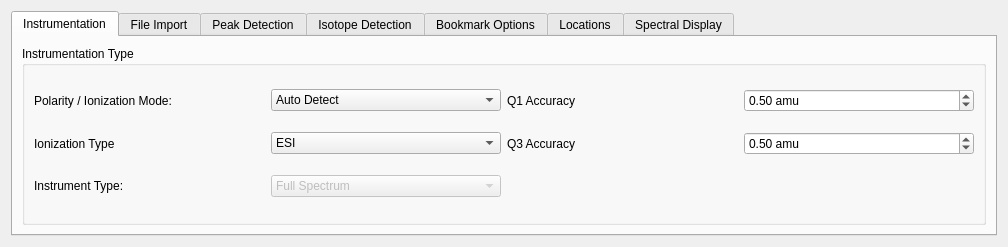
Qt form src/maven/forms/settingsform.ui (eugenemel/maven) before a commit.
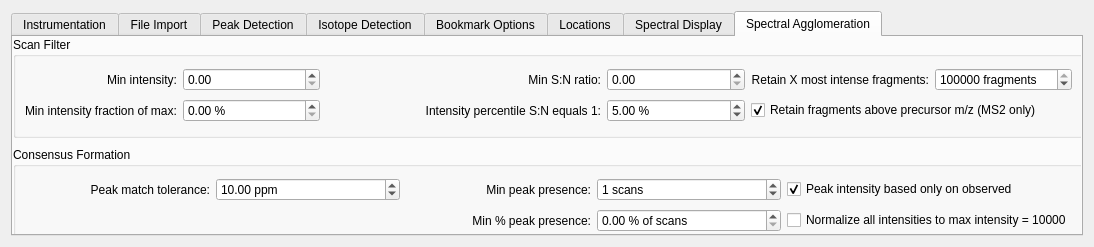
The same form after that commit. The open tabs and pages were chosen to show the change. Icons and pictures are not drawn.

Commit message: Issue 189: Created stubbed settings form for controlling how consensus spectra are created.

Diff of the .ui file:
```diff
--- a/src/maven/forms/settingsform.ui
+++ b/src/maven/forms/settingsform.ui
@@ -6,7 +6,7 @@
    <rect>
     <x>0</x>
     <y>0</y>
-    <width>1008</width>
+    <width>1094</width>
     <height>246</height>
    </rect>
   </property>
@@ -1104,6 +1104,248 @@
        </layout>
       </widget>
      </widget>
+     <widget class="QWidget" name="tabConsensusSpectra">
+      <attribute name="title">
+       <string>Spectral Agglomeration</string>
+      </attribute>
+      <widget class="QGroupBox" name="groupBox_2">
+       <property name="geometry">
+        <rect>
+         <x>0</x>
+         <y>0</y>
+         <width>1071</width>
+         <height>101</height>
+        </rect>
+       </property>
+       <property name="title">
+        <string>Scan Filter</string>
+       </property>
+       <layout class="QGridLayout" name="gridLayout_12">
+        <item row="0" column="0">
+         <widget class="QLabel" name="lblScanFilterMinIntensity">
+          <property name="text">
+           <string>Min intensity:</string>
+          </property>
+          <property name="alignment">
+           <set>Qt::AlignRight|Qt::AlignTrailing|Qt::AlignVCenter</set>
+          </property>
+         </widget>
+        </item>
+        <item row="0" column="1">
+         <widget class="QDoubleSpinBox" name="spnScanFilterMinIntensity">
+          <property name="suffix">
+           <string/>
+          </property>
+          <property name="maximum">
+           <double>999999999.000000000000000</double>
+          </property>
+          <property name="singleStep">
+           <double>1.000000000000000</double>
+          </property>
+         </widget>
+        </item>
+        <item row="1" column="1">
+         <widget class="QDoubleSpinBox" name="spnScanFilterMinIntensityFraction">
+          <property name="suffix">
+           <string> %</string>
+          </property>
+          <property name="maximum">
+           <double>100.000000000000000</double>
+          </property>
+          <property name="singleStep">
+           <double>0.010000000000000</double>
+          </property>
+         </widget>
+        </item>
+        <item row="1" column="5" colspan="2">
+         <widget class="QCheckBox" name="chkScanFilterRetainHighMzFragments">
+          <property name="text">
+           <string>Retain fragments above precursor m/z (MS2 only)</string>
+          </property>
+          <property name="checked">
+           <bool>true</bool>
+          </property>
+         </widget>
+        </item>
+        <item row="1" column="4">
+         <widget class="QDoubleSpinBox" name="spnScanFilterBaseline">
+          <property name="suffix">
+           <string> %</string>
+          </property>
+          <property name="maximum">
+           <double>100.000000000000000</double>
+          </property>
+          <property name="singleStep">
+           <double>0.010000000000000</double>
+          </property>
+          <property name="value">
+           <double>5.000000000000000</double>
+          </property>
+         </widget>
+        </item>
+        <item row="1" column="0">
+         <widget class="QLabel" name="lblScanFilterMinIntensityFraction">
+          <property name="text">
+           <string>Min intensity fraction of max:</string>
+          </property>
+         </widget>
+        </item>
+        <item row="1" column="2" colspan="2">
+         <widget class="QLabel" name="lblScanFilterBaseline">
+          <property name="text">
+           <string>Intensity percentile S:N equals 1:</string>
+          </property>
+          <property name="alignment">
+           <set>Qt::AlignRight|Qt::AlignTrailing|Qt::AlignVCenter</set>
+          </property>
+         </widget>
+        </item>
+        <item row="0" column="6">
+         <widget class="QSpinBox" name="spinBox">
+          <property name="suffix">
+           <string> fragments</string>
+          </property>
+          <property name="minimum">
+           <number>1</number>
+          </property>
+          <property name="maximum">
+           <number>99999999</number>
+          </property>
+          <property name="value">
+           <number>99999999</number>
+          </property>
+         </widget>
+        </item>
+        <item row="0" column="5">
+         <widget class="QLabel" name="lblScanFilterRetainTopX">
+          <property name="text">
+           <string>Retain X most intense fragments:</string>
+          </property>
+          <property name="alignment">
+           <set>Qt::AlignRight|Qt::AlignTrailing|Qt::AlignVCenter</set>
+          </property>
+         </widget>
+        </item>
+        <item row="0" column="4">
+         <widget class="QDoubleSpinBox" name="spnScanFilterMinSN"/>
+        </item>
+        <item row="0" column="2" colspan="2">
+         <widget class="QLabel" name="lblScanFilterMinSN">
+          <property name="text">
+           <string>Min S:N ratio:</string>
+          </property>
+          <property name="alignment">
+           <set>Qt::AlignRight|Qt::AlignTrailing|Qt::AlignVCenter</set>
+          </property>
+         </widget>
+        </item>
+       </layout>
+      </widget>
+      <widget class="QGroupBox" name="groupBox_5">
+       <property name="geometry">
+        <rect>
+         <x>0</x>
+         <y>110</y>
+         <width>1071</width>
+         <height>101</height>
+        </rect>
+       </property>
+       <property name="title">
+        <string>Consensus Formation</string>
+       </property>
+       <layout class="QGridLayout" name="gridLayout_13">
+        <item row="0" column="0">
+         <widget class="QLabel" name="lblConsensusTolerance">
+          <property name="text">
+           <string>Peak match tolerance:</string>
+          </property>
+          <property name="alignment">
+           <set>Qt::AlignRight|Qt::AlignTrailing|Qt::AlignVCenter</set>
+          </property>
+         </widget>
+        </item>
+        <item row="0" column="1">
+         <widget class="QDoubleSpinBox" name="spnConsensusPeakMatchTolerance">
+          <property name="suffix">
+           <string> ppm</string>
+          </property>
+          <property name="maximum">
+           <double>9999999.000000000000000</double>
+          </property>
+          <property name="singleStep">
+           <double>0.010000000000000</double>
+          </property>
+          <property name="value">
+           <double>10.000000000000000</double>
+          </property>
+         </widget>
+        </item>
+        <item row="0" column="2">
+         <widget class="QLabel" name="lblConsensusMinPeakPresence">
+          <property name="text">
+           <string>Min peak presence:</string>
+          </property>
+          <property name="alignment">
+           <set>Qt::AlignRight|Qt::AlignTrailing|Qt::AlignVCenter</set>
+          </property>
+         </widget>
+        </item>
+        <item row="0" column="3">
+         <widget class="QSpinBox" name="spnConsensusMinPeakPresence">
+          <property name="suffix">
+           <string> scans</string>
+          </property>
+          <property name="maximum">
+           <number>999999</number>
+          </property>
+          <property name="value">
+           <number>1</number>
+          </property>
+         </widget>
+        </item>
+        <item row="0" column="4">
+         <widget class="QCheckBox" name="chkConsensusAvgOnlyObserved">
+          <property name="text">
+           <string>Peak intensity based only on observed</string>
+          </property>
+          <property name="checked">
+           <bool>true</bool>
+          </property>
+         </widget>
+        </item>
+        <item row="1" column="2">
+         <widget class="QLabel" name="lblConsensusMinPeakPresenceFraction">
+          <property name="text">
+           <string>Min % peak presence:</string>
+          </property>
+          <property name="alignment">
+           <set>Qt::AlignRight|Qt::AlignTrailing|Qt::AlignVCenter</set>
+          </property>
+         </widget>
+        </item>
+        <item row="1" column="3">
+         <widget class="QDoubleSpinBox" name="spnConsensusMinPeakPresenceFraction">
+          <property name="suffix">
+           <string> % of scans</string>
+          </property>
+          <property name="maximum">
+           <double>100.000000000000000</double>
+          </property>
+          <property name="singleStep">
+           <double>0.010000000000000</double>
+          </property>
+         </widget>
+        </item>
+        <item row="1" column="4">
+         <widget class="QCheckBox" name="chkConsensusNormalizeTo10K">
+          <property name="text">
+           <string>Normalize all intensities to max intensity = 10000</string>
+          </property>
+         </widget>
+        </item>
+       </layout>
+      </widget>
+     </widget>
     </widget>
    </item>
   </layout>
```
